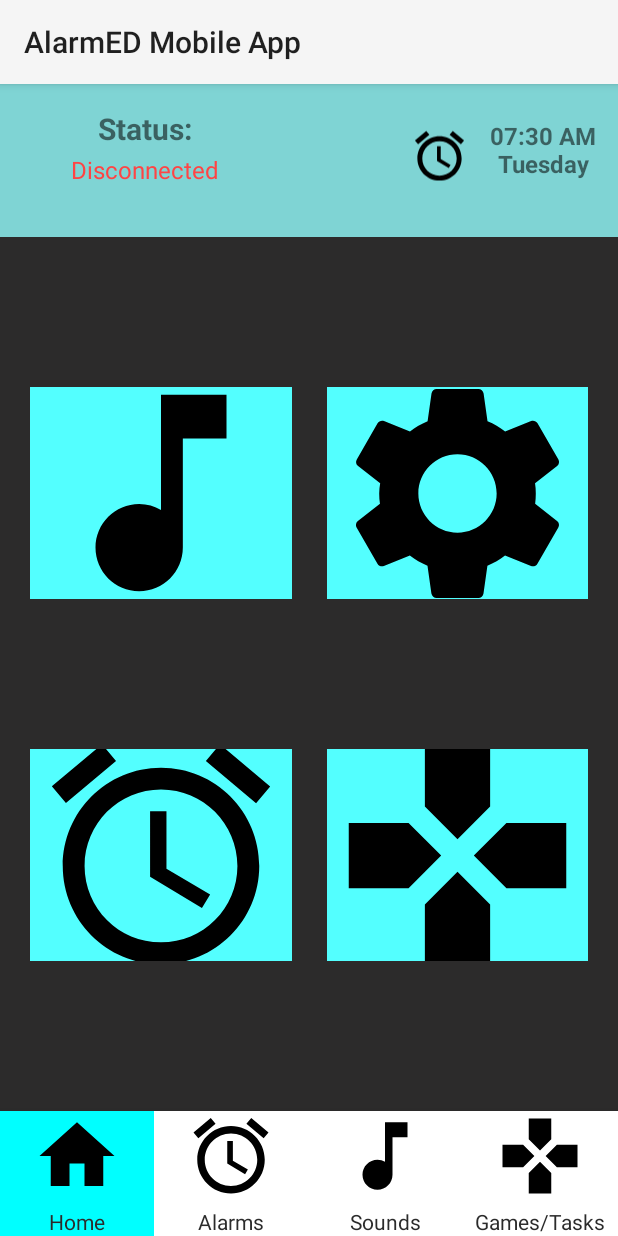
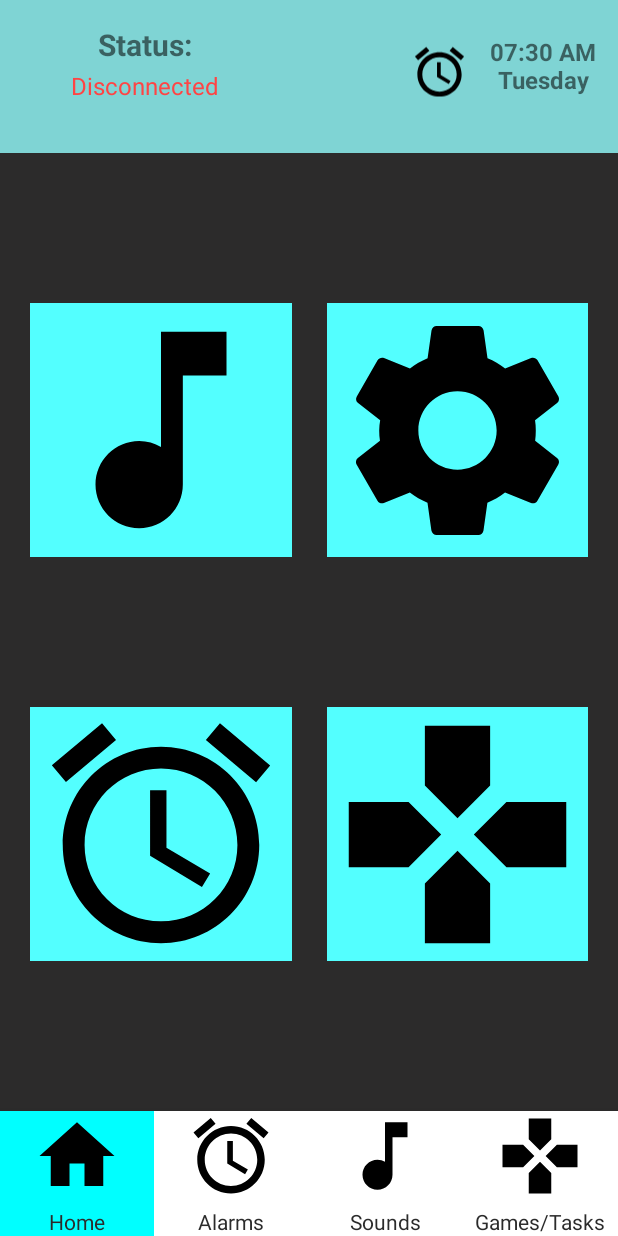
Before and after one commit to ChristosRomanos/AlarmEDMobileApp, an Android app built with Jetpack Compose: the screen it shows after launch (MainActivity), on a phone screen of 412 x 824 dp. Run offline under Robolectric (Android 15) with nearby library versions, the light colour scheme and no system bars.

```diff
--- a/app/src/main/java/com/example/alarmedmobileapp/MainActivity.kt
+++ b/app/src/main/java/com/example/alarmedmobileapp/MainActivity.kt
@@ -287,6 +287,8 @@
             }
         }
         super.onCreate(savedInstanceState)
+        actionBar?.hide()
+        supportActionBar?.hide()
         if (alarmOn) {
             setContentView(R.layout.games) // Set the game layout first
             viewPager2 = findViewById(R.id.viewPager)
--- a/app/src/main/res/values/styles.xml
+++ b/app/src/main/res/values/styles.xml
@@ -1,9 +1,10 @@
 <?xml version="1.0" encoding="utf-8"?>
 <resources>
-    <style name="Theme.AlarmED" parent="Theme.MaterialComponents.Light.NoActionBar">
+    <style name="Theme.AlarmED" parent="Theme.AppCompat.DayNight.NoActionBar">
         <item name="android:windowNoTitle">true</item>
         <item name="windowActionBar">false</item>
     </style>
+
 
     <style name="SpinnerTextStyle">
         <item name="android:textColor">@android:color/white</item>
```
